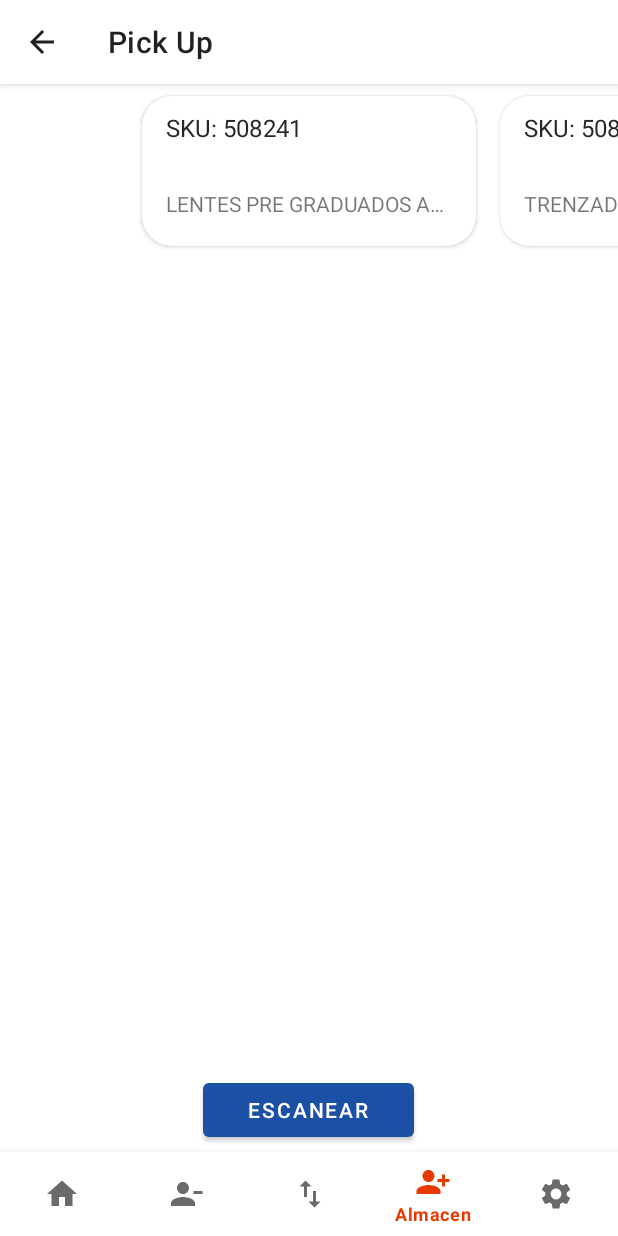
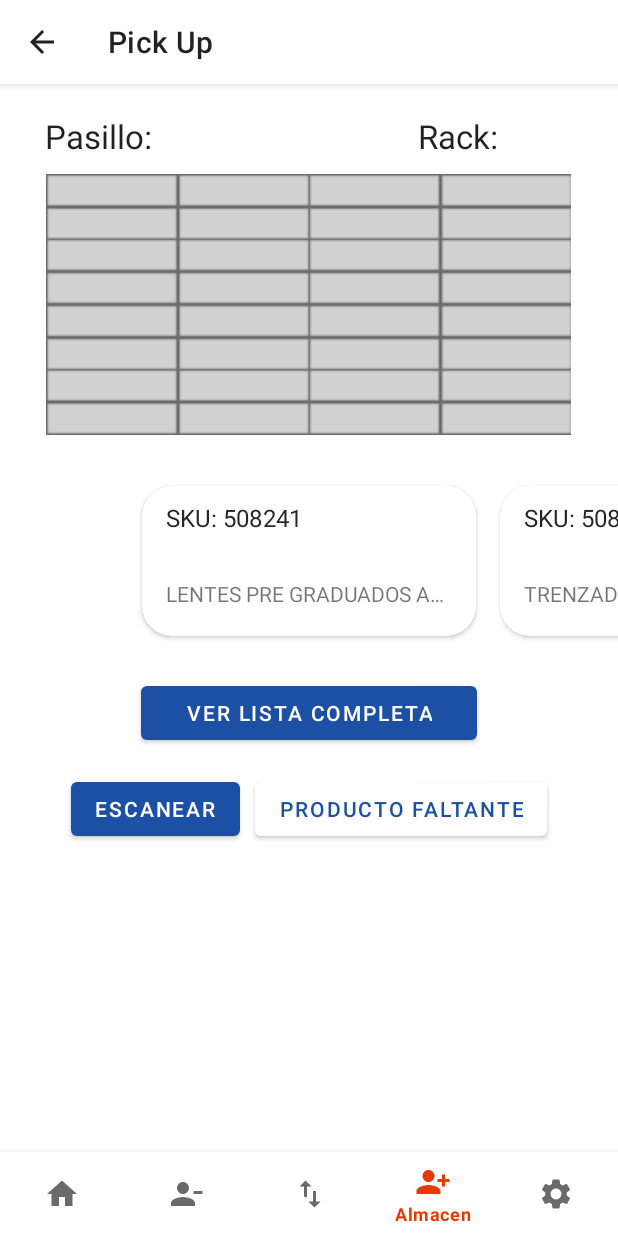
Before and after one commit to edoomm/sistema-picking-app, an Android app: the fragment PickUpFragment placed in its activity, on a phone screen of 412 x 824 dp. Run offline under Robolectric (Android 15) with nearby library versions, the phone set to English and light mode, and no system bars; libraries missing offline, so code that uses them is left out: com.google.zxing.integration; 1 statement that could not run was skipped.

Commit message:
estructura completa de la pantalla pickup final

```diff
--- a/app/src/main/java/com/example/pickingapp/PickUpFragment.java
+++ b/app/src/main/java/com/example/pickingapp/PickUpFragment.java
@@ -27,17 +27,17 @@ public class PickUpFragment extends Fragment {
     @Override
     public View onCreateView(LayoutInflater inflater, @Nullable ViewGroup container, Bundle savedInstanceState) {
         View view = inflater.inflate(R.layout.fragment_pick_up, container, false);
-//        //btn lista
-//        Button btnLista = view.findViewById(R.id.button_lista);
-//        btnLista.setOnClickListener(
-//                new View.OnClickListener(){
-//                    @Override
-//                    public void onClick(View view) {
-//                        Intent intent = new Intent(view.getContext(), Lista.class);
-//                        startActivity(intent);
-//                    }
-//                }
-//        );
+        //btn lista
+        Button btnLista = view.findViewById(R.id.button_lista);
+        btnLista.setOnClickListener(
+                new View.OnClickListener(){
+                    @Override
+                    public void onClick(View view) {
+                        Intent intent = new Intent(view.getContext(), Lista.class);
+                        startActivity(intent);
+                    }
+                }
+        );
 
         //btnEscaneo
         Button btnEscaneo = view.findViewById(R.id.button_scan);
--- a/app/src/main/res/layout/fragment_pick_up.xml
+++ b/app/src/main/res/layout/fragment_pick_up.xml
@@ -6,26 +6,80 @@
     android:layout_width="match_parent"
     android:layout_height="match_parent">
 
+    <TextView
+        android:id="@+id/textView1"
+        android:layout_width="wrap_content"
+        android:layout_height="wrap_content"
+        android:layout_alignParentLeft="true"
+        android:layout_marginLeft="30dp"
+        android:layout_marginTop="20dp"
+        android:text="Pasillo:"
+        android:textAppearance="@style/TextAppearance.AppCompat.Large" />
+
+    <TextView
+        android:id="@+id/textView2"
+        android:layout_width="wrap_content"
+        android:layout_height="wrap_content"
+        android:layout_alignParentRight="true"
+        android:layout_marginRight="80dp"
+        android:layout_marginTop="20dp"
+        android:text="Rack:"
+        android:textAppearance="@style/TextAppearance.AppCompat.Large" />
+
+    <ImageView
+        android:id="@+id/imgPlanograma"
+        android:src="@drawable/planograma"
+        android:layout_centerHorizontal="true"
+        android:layout_marginTop="60dp"
+        android:layout_width="wrap_content"
+        android:layout_height="wrap_content" />
+
     <androidx.viewpager.widget.ViewPager
         android:foregroundGravity="center"
         android:id="@+id/productsPager"
+        android:layout_marginTop="260dp"
+        android:layout_alignParentTop="true"
         android:layout_centerInParent="true"
         android:overScrollMode="never"
         android:clipToPadding="false"
         android:layout_width="match_parent"
-        android:layout_height="match_parent">
+        android:layout_height="120dp">
     </androidx.viewpager.widget.ViewPager>
 
     <Button
-        android:id="@+id/button_scan"
-        android:text="Escanear"
+        android:id="@+id/button_lista"
+        android:text="Ver lista completa"
         android:paddingLeft="30dp"
         android:paddingRight="30dp"
-        android:layout_alignParentBottom="true"
-        android:layout_marginBottom="60dp"
+        android:layout_below="@+id/productsPager"
+        android:layout_marginTop="15dp"
         android:layout_centerHorizontal="true"
         android:layout_width="wrap_content"
         android:layout_height="wrap_content" />
 
+    <LinearLayout
+        android:gravity="center"
+        android:layout_height="80dp"
+        android:layout_below="@+id/button_lista"
+        android:layout_width="match_parent" >
+        <Button
+            android:id="@+id/button_scan"
+            android:text="Escanear"
+            android:layout_width="wrap_content"
+            android:layout_height="wrap_content" />
+
+        <Button
+            android:id="@+id/button_productof"
+            android:layout_width="wrap_content"
+            android:layout_height="wrap_content"
+            android:layout_below="@+id/button_ver_lista"
+            android:layout_marginLeft="10dp"
+            android:layout_toRightOf="@+id/button_scan"
+            android:text="Producto faltante"
+            android:textColor="@color/colorPrimary"
+            app:backgroundTint="#FFFFFF" />
+    </LinearLayout>
+
+
 
 </RelativeLayout>
```
